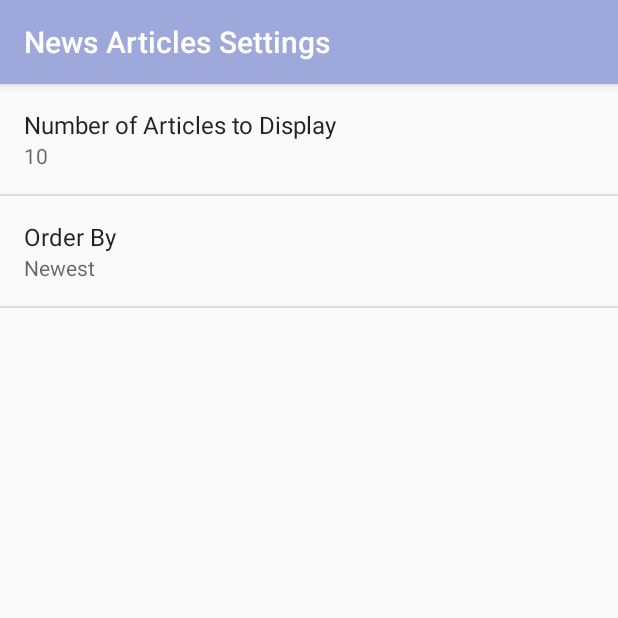
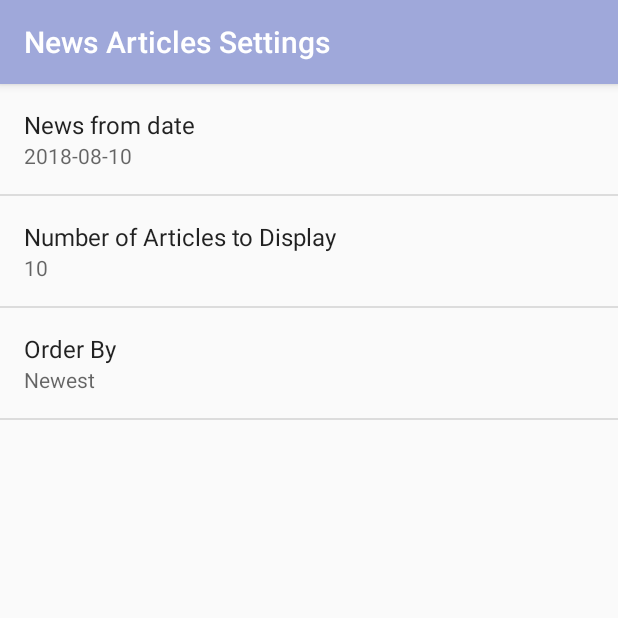
Before and after one commit to talikanevski/NewsApp1, an Android app: the screen it shows after launch (SettingsActivity), in the options menu, after a tap on "Settings", on a phone screen of 412 x 824 dp, the top half of it. Run offline under Robolectric (Android 15) with nearby library versions, the phone set to English and light mode, and no system bars.

Commit message:
fixed issue with Order By Oldest, added preference News From Date

```diff
--- a/app/src/main/java/com/example/com/newsapp1/MainActivity.java
+++ b/app/src/main/java/com/example/com/newsapp1/MainActivity.java
@@ -20,19 +20,41 @@ import android.widget.ListView;
 import android.widget.ProgressBar;
 import android.widget.TextView;
 
+import java.text.ParseException;
+import java.text.SimpleDateFormat;
 import java.util.ArrayList;
+import java.util.Calendar;
+import java.util.Date;
 import java.util.List;
+import java.util.Locale;
+import java.util.TimeZone;
 
 public class MainActivity extends AppCompatActivity implements LoaderManager.LoaderCallbacks<List<News>> {
 
     public static final String LOG_TAG = MainActivity.class.getName();
 
-    private static final String THE_GUARDIAN_REQUEST_URL ="https://content.guardianapis.com/search?api-key=4b884723-7021-4e84-a575-9fda381de06f&order-date=published";
-         /**   "https://content.guardianapis.com/search?show-tags=contributor&show-fields=thumbnail&page-size=20&from-date=2018-08-01&api-key=4b884723-7021-4e84-a575-9fda381de06f";
-    /** https://content.guardianapis.com/search?show-tags=contributor&show-fields=thumbnail&page-size=20&api-key=4b884723-7021-4e84-a575-9fda381de06f
-     * https://content.guardianapis.com/search?q=news%50AND%20OpinionAND%20cultureAnd%20lifestyle&show-fields=thumbnail&page-size=20&show-tags=contributor&api-key=4b884723-7021-4e84-a575-9fda381de06f**/
-    /**
-     * Constant value for the earthquake loader ID. We can choose any integer.
+    private static final String THE_GUARDIAN ="https://content.guardianapis.com/search?";
+    private static final String API_Key = "api-key=4b884723-7021-4e84-a575-9fda381de06f";
+
+//    static Calendar calendar = Calendar.getInstance();
+//    static Date currentTime = calendar.getTime();
+//    static Date twoDaysAgo = substractDays(currentTime,2);
+//
+//    static String fromDate;
+//
+//    static {
+//        try {
+//            fromDate = formattedDate(String.valueOf(twoDaysAgo));
+//        } catch (ParseException e) {
+//            e.printStackTrace();
+//        }
+//    }
+
+    private static final String THE_GUARDIAN_REQUEST_URL = THE_GUARDIAN + API_Key;
+
+//    + "&from-date=" +fromDate
+
+    /**Constant value for the earthquake loader ID. We can choose any integer.
      */
     private static final int NEWS_LOADER_ID = 1;
 
@@ -54,29 +76,29 @@ public class MainActivity extends AppCompatActivity implements LoaderManager.Loa
         super.onCreate(savedInstanceState);
         setContentView(R.layout.activity_main);
 
-        // Find a reference to the {@link ListView} in the layout
+        /** Find a reference to the {@link ListView} in the layout**/
         ListView newsListView = (ListView) findViewById(R.id.list);
 
         mEmptyStateTextView = (TextView) findViewById(R.id.empty_view);
         newsListView.setEmptyView(mEmptyStateTextView);
 
-        // Create a new {@link ArrayAdapter} of news
-        // Create a new adapter that takes an empty list of news as input
+        /**Create a new {@link ArrayAdapter} of news
+        // Create a new adapter that takes an empty list of news as input**/
         mAdapter = new NewsAdapter(this, new ArrayList<News>());
 
-        // Set the adapter on the {@link ListView}
-        // so the list can be populated in the user interface
+        /**Set the adapter on the {@link ListView}
+        // so the list can be populated in the user interface**/
         newsListView.setAdapter(mAdapter);
 
-        // Set an item click listener on the ListView, which sends an intent to a web browser
-        // to open a website with more information about the selected earthquake.
+        /** Set an item click listener on the ListView, which sends an intent to a web browser
+        // to open a website with more information about the selected earthquake.**/
         newsListView.setOnItemClickListener(new AdapterView.OnItemClickListener() {
             @Override
             public void onItemClick(AdapterView<?> adapterView, View view, int position, long l) {
-                // Find the current news article that was clicked on
+                /**Find the current news article that was clicked on**/
                 News currentArticle = mAdapter.getItem(position);
 
-                // Convert the String URL into a URI object (to pass into the Intent constructor)
+                /** Convert the String URL into a URI object (to pass into the Intent constructor)
                 /** The Intent constructor requires a Uri object, so we need to convert the URL
                  * (in the form of a String) into a URI.The news URL is a more specific form of a URI,
                  * so we can use the Uri.parse method**/
@@ -84,10 +106,10 @@ public class MainActivity extends AppCompatActivity implements LoaderManager.Loa
                 Uri articleUri = Uri.parse(currentArticle.getUrl());
 
                 /** Once we have the website URL in a Uri object, we can create a new intent**/
-                // Create a new intent to view the earthquake URI
+                /**Create a new intent to view the earthquake URI**/
                 Intent websiteIntent = new Intent(Intent.ACTION_VIEW, articleUri);
 
-                // Send the intent to launch a new activity
+                /** Send the intent to launch a new activity**/
                 startActivity(websiteIntent);
             }
         });
@@ -99,10 +121,10 @@ public class MainActivity extends AppCompatActivity implements LoaderManager.Loa
 
         ConnectivityManager connMgr = (ConnectivityManager) getSystemService(Context.CONNECTIVITY_SERVICE);
 
-        // Get details on the currently active default data network
+        /**Get details on the currently active default data network**/
         NetworkInfo networkInfo = connMgr.getActiveNetworkInfo();
 
-        // If there is a network connection, fetch data
+        /** If there is a network connection, fetch data**/
         if (networkInfo != null && networkInfo.isConnected()) {
 
             /** to retrieve a news article, we need to get the loader manager
@@ -113,12 +135,12 @@ public class MainActivity extends AppCompatActivity implements LoaderManager.Loa
              *  This code goes inside the onCreate() method of the MainActivity,
              *  so that the loader can be initialized as soon as the app opens.**/
 
-            // Get a reference to the LoaderManager, in order to interact with loaders.
+            /**Get a reference to the LoaderManager, in order to interact with loaders.**/
             final LoaderManager loaderManager = getLoaderManager();
 
-            // Initialize the loader. Pass in the int ID constant defined above and pass in null for
+            /**Initialize the loader. Pass in the int ID constant defined above and pass in null for
             // the bundle. Pass in this activity for the LoaderCallbacks parameter (which is valid
-            // because this activity implements the LoaderCallbacks interface).
+            // because this activity implements the LoaderCallbacks interface).**/
 
             Log.i(LOG_TAG, "Test: calling initLoader");
 
@@ -135,12 +157,12 @@ public class MainActivity extends AppCompatActivity implements LoaderManager.Loa
                     loading.setVisibility(View.VISIBLE);
                 }
             });
-        } else {// Otherwise, display error
-            // First, hide loading indicator so error message will be visible
+        } else {/** Otherwise, display error
+            // First, hide loading indicator so error message will be visible**/
             View loading = findViewById(R.id.loading_spinner);
             loading.setVisibility(View.GONE);
 
-            // Update empty state with no connection error message
+            /** Update empty state with no connection error message**/
             mEmptyStateTextView.setText(R.string.no_internet);
         }
     }
@@ -152,7 +174,13 @@ public class MainActivity extends AppCompatActivity implements LoaderManager.Loa
 
         SharedPreferences sharedPrefs = PreferenceManager.getDefaultSharedPreferences(this);
 
-        // getString retrieves a String value from the preferences. The second parameter is the default value for this preference.
+        /** getString retrieves a String value from the preferences.
+        // The second parameter is the default value for this preference.**/
+
+        String newsFromDate = sharedPrefs.getString(
+                getString(R.string.settings_from_date_key),
+                getString(R.string.settings_from_date_default));
+
         String numberOfArticlesToDisplay = sharedPrefs.getString(
                 getString(R.string.settings_number_of_articles_key),
                 getString(R.string.settings_number_of_articles_default));
@@ -162,15 +190,16 @@ public class MainActivity extends AppCompatActivity implements LoaderManager.Loa
                 getString(R.string.settings_order_by_default)
         );
 
-        // parse breaks apart the URI string that's passed into its parameter
+        /** parse breaks apart the URI string that's passed into its parameter**/
         Uri baseUri = Uri.parse(THE_GUARDIAN_REQUEST_URL);
 
-        // buildUpon prepares the baseUri that we just parsed so we can add query parameters to it
+        /** buildUpon prepares the baseUri that we just parsed so we can add query parameters to it**/
         Uri.Builder uriBuilder = baseUri.buildUpon();
 
-        // Append query parameter and its value.
+        /**Append query parameter and its value.**/
         uriBuilder.appendQueryParameter("show-tags", "contributor");
         uriBuilder.appendQueryParameter("show-fields", "thumbnail");
+        uriBuilder.appendQueryParameter("from-date", newsFromDate);
         uriBuilder.appendQueryParameter("page-size", numberOfArticlesToDisplay);
         uriBuilder.appendQueryParameter("order-by", orderBy);
 
@@ -189,22 +218,22 @@ public class MainActivity extends AppCompatActivity implements LoaderManager.Loa
         /** in case the internet connection got lost in the middle**/
         ConnectivityManager connMgr = (ConnectivityManager) getSystemService(Context.CONNECTIVITY_SERVICE);
 
-        // Get details on the currently active default data network
+        /** Get details on the currently active default data network**/
         NetworkInfo networkInfo = connMgr.getActiveNetworkInfo();
 
         if (networkInfo != null && networkInfo.isConnected()) {
-            // Set empty state text to display "No news found."
+            /**Set empty state text to display "No news found."**/
             mEmptyStateTextView.setText(R.string.no_news);
-        } else// Update empty state with no connection error message
+        } else/** Update empty state with no connection error message**/
         {
             mEmptyStateTextView.setText(R.string.no_internet);
         }
 
-        // Clear the adapter of previous news data
         mAdapter.clear();
+        /** Clear the adapter of previous news data**/
 
-        // If there is a valid list of news, then add them to the adapter's
-        // data set. This will trigger the ListView to update.
+        /** If there is a valid list of news, then add them to the adapter's
+        // data set. This will trigger the ListView to update.**/
         if (news != null && !news.isEmpty()) {
             mAdapter.addAll(news);
         }
@@ -214,7 +243,7 @@ public class MainActivity extends AppCompatActivity implements LoaderManager.Loa
     public void onLoaderReset(Loader<List<News>> loader) {
         Log.i(LOG_TAG, "Test:  onLoaderReset called");
 
-        // Loader reset, so we can clear out our existing data.
+        /** Loader reset, so we can clear out our existing data.**/
         mAdapter.clear();
     }
 
@@ -223,11 +252,11 @@ public class MainActivity extends AppCompatActivity implements LoaderManager.Loa
     }
 
     @Override
-    // This method initialize the contents of the Activity's options menu.
+   /** This method initialize the contents of the Activity's options menu.
     /** onCreateOptionsMenu() inflates the Options Menu specified in the XML
      * when the MainActivity opens up, it actually make it visible.**/
     public boolean onCreateOptionsMenu(Menu menu) {
-        // Inflate the Options Menu we specified in XML
+        /** Inflate the Options Menu we specified in XML**/
         getMenuInflater().inflate(R.menu.main, menu);
         return true;
     }
@@ -258,4 +287,20 @@ public class MainActivity extends AppCompatActivity implements LoaderManager.Loa
         }
         return super.onOptionsItemSelected(item);
     }
+
+//    public static Date substractDays(Date d, int days)
+//    {
+//        d.setTime( d.getTime() - (long)days*1000*60*60*24 );
+//        return d;
+//    }
+//    private static String formattedDate(String dd) throws ParseException {
+//
+//        SimpleDateFormat format = new SimpleDateFormat("yyyy-MM-dd'T'hh:mm:ss'Z'", Locale.getDefault());
+//        format.setTimeZone(TimeZone.getTimeZone("GMT"));
+//        Date ddd = format.parse(String.valueOf(dd));
+//        format.applyPattern("yyyy-MM-dd");
+//        dd = format.format(ddd);
+//        return dd;
+//
+//    }
 }
--- a/app/src/main/java/com/example/com/newsapp1/NewsAdapter.java
+++ b/app/src/main/java/com/example/com/newsapp1/NewsAdapter.java
@@ -16,7 +16,7 @@ import java.text.SimpleDateFormat;
 import java.util.ArrayList;
 import java.util.Date;
 
-public class    NewsAdapter extends ArrayAdapter<News> {
+public class NewsAdapter extends ArrayAdapter<News> {
 
     private static final String LOG_TAG = NewsAdapter.class.getSimpleName();
 
@@ -59,7 +59,7 @@ public class    NewsAdapter extends ArrayAdapter<News> {
 
         /** Some of the articles have the author's name in the and of the article,
          * so I've decided to remove it**/
-        if (currentArticle.getTitle().contains(currentArticle.getAuthor()) && currentArticle.getAuthor()!= "") {
+        if (currentArticle.getTitle().contains(currentArticle.getAuthor()) && currentArticle.getAuthor() != "") {
             String[] parts = currentArticle.getTitle().split(currentArticle.getAuthor());
 
             titleTextView.setText(removeTheLastCharacter(parts[0]));
@@ -76,8 +76,12 @@ public class    NewsAdapter extends ArrayAdapter<News> {
         /** Find the View in the list_item.xml layout with the thumbnail of the of the current news article**/
         ImageView thumbnailImage = (ImageView) listItemView.findViewById(R.id.article_thumbnail);
         thumbnailImage.setImageBitmap(currentArticle.getThumbnail());
+        /** some of the articles have no any image**/
+        if (currentArticle.getThumbnail() == null) {
+            thumbnailImage.setImageResource(R.drawable.no_image_available);
+        }
 
-        // Return the list item view that is now showing the appropriate data
+        /**Return the list item view that is now showing the appropriate data**/
         return listItemView;
     }
 
--- a/app/src/main/java/com/example/com/newsapp1/NewsLoader.java
+++ b/app/src/main/java/com/example/com/newsapp1/NewsLoader.java
@@ -40,7 +40,7 @@ class NewsLoader extends AsyncTaskLoader<List<News>> {
             return null;
         }
 
-        // Perform the network request, parse the response, and extract a list of news.
+        /**Perform the network request, parse the response, and extract a list of news.**/
         List<News> news = QueryUtils.fetchNewsData(mUrl);
         return news;
     }
--- a/app/src/main/java/com/example/com/newsapp1/QueryUtils.java
+++ b/app/src/main/java/com/example/com/newsapp1/QueryUtils.java
@@ -4,6 +4,7 @@ import android.graphics.Bitmap;
 import android.graphics.BitmapFactory;
 import android.text.TextUtils;
 import android.util.Log;
+import android.view.View;
 
 import org.json.JSONArray;
 import org.json.JSONException;
@@ -46,29 +47,30 @@ public final class QueryUtils {
         String author;
         String thumbnail;
 
-        // If the JSON string is empty or null, then return early.
+
+        /**If the JSON string is empty or null, then return early.**/
         if (TextUtils.isEmpty(jsonResponse)) {
             return null;
         }
 
-        // Create an empty ArrayList that we can start adding news articles to
+        /**Create an empty ArrayList that we can start adding news articles to**/
         List<News> news = new ArrayList<>();
 
         try {
-            // Create a JSONObject from the JSON response string
+            /** Create a JSONObject from the JSON response string**/
             JSONObject baseJsonResponce = new JSONObject(jsonResponse);
 
-            // Extract the JSONObject associated with the key called "response",
+            /**Extract the JSONObject associated with the key called "response"**/
             JSONObject response = baseJsonResponce.getJSONObject("response");
 
-            // Extract the JSONArray associated with the key called "results",
-            // which represents a list of news articles.
+            /**Extract the JSONArray associated with the key called "results",
+            // which represents a list of news articles.**/
             JSONArray newsArray = response.getJSONArray("results");
 
-            // For each news article in the newsArray, create an news object
+            /** For each news article in the newsArray, create an news object**/
             for (int i = 0; i < newsArray.length(); i++) {
 
-                // Get a single news article at position i within the list of news articles.
+                /** Get a single news article at position i within the list of news articles.**/
                 JSONObject currentArticle = newsArray.getJSONObject(i);
 
                 /**Extract the value for the key called "sectionName"**/
@@ -93,15 +95,17 @@ public final class QueryUtils {
                 /** Extract the value for the key called "webUrl"**/
                 url = currentArticle.getString("webUrl");
 
-                /** Extract the value for the key called "fields"**/
-                JSONObject fields = currentArticle.getJSONObject("fields");
-                thumbnail = fields.getString("thumbnail");//if I am not sure that it will be a string there
-                //I can use fields.optString("thumbnail")...
+                thumbnail = "";
+                if(currentArticle.has("fields")) {
+                    /** Extract the value for the key called "fields"**/
+                    JSONObject fields = currentArticle.getJSONObject("fields");
+                    thumbnail = fields.getString("thumbnail");
+                }
 
                 /** Extract the value for the key called "tags" --> "webTitle",
                  * which represents author or "contributor"**/
                 JSONArray tagsArray = currentArticle.getJSONArray("tags");
-                //  in the tagsArray:
+                /**  in the tagsArray:      **/
                 contributor = "";
                 for (int j = 0; j < tagsArray.length(); j++) {
 
@@ -115,15 +119,15 @@ public final class QueryUtils {
             }
 
         } catch (JSONException e) {
-            // If an error is thrown when executing any of the above statements in the "try" block,
+             /** an error is thrown when executing any of the above statements in the "try" block,
             // catch the exception here, so the app doesn't crash. Print a log message
-            // with the message from the exception.
+            // with the message from the exception.**/
             Log.e("QueryUtils", "Problem parsing the news JSON results", e);
         } catch (ParseException e) {
             e.printStackTrace();
         }
 
-        // Return the list of news
+        /** Return the list of news  **/
         return news;
     }
 
@@ -144,7 +148,6 @@ public final class QueryUtils {
         format.applyPattern("MMM dd, yyyy");
         webPublicationDate = format.format(articleDate);
         return webPublicationDate;
-
     }
 
     /**
@@ -187,7 +190,7 @@ public final class QueryUtils {
     private static String makeHttpRequest(URL url) throws IOException {
         String jsonResponse = "";
 
-        // If the URL is null, then return early.
+        /** If the URL is null, then return early. **/
         if (url == null) {
             return jsonResponse;
         }
@@ -201,8 +204,8 @@ public final class QueryUtils {
             urlConnection.setRequestMethod("GET");
             urlConnection.connect();
 
-            // If the request was successful (response code 200),
-            // then read the input stream and parse the response.
+            /**If the request was successful (response code 200),
+            // then read the input stream and parse the response. **/
             if (urlConnection.getResponseCode() == 200) {
                 inputStream = urlConnection.getInputStream();
                 jsonResponse = readFromStream(inputStream);
@@ -216,9 +219,9 @@ public final class QueryUtils {
                 urlConnection.disconnect();
             }
             if (inputStream != null) {
-                // Closing the input stream could throw an IOException, which is why
+                /** Closing the input stream could throw an IOException, which is why
                 // the makeHttpRequest(URL url) method signature specifies than an IOException
-                // could be thrown.
+                // could be thrown. **/
                 inputStream.close();
             }
         }
@@ -267,10 +270,10 @@ public final class QueryUtils {
 //            e.printStackTrace();
 //        }
 
-        // Create URL object
+       /** Create URL object **/
         URL url = createUrl(requestUrl);
 
-        // Perform HTTP request to the URL and receive a JSON response back
+        /** Perform HTTP request to the URL and receive a JSON response back **/
         String jsonResponse = null;
         try {
             jsonResponse = makeHttpRequest(url);
@@ -278,7 +281,7 @@ public final class QueryUtils {
             Log.e(LOG_TAG, "Problem making the HTTP request.", e);
         }
 
-        // Extract relevant fields from the JSON response and create a list of News
+        /** Extract relevant fields from the JSON response and create a list of News **/
         List<News> news = extractFeatureFromJson(jsonResponse);
 
         // Return the list of news
--- a/app/src/main/java/com/example/com/newsapp1/SettingsActivity.java
+++ b/app/src/main/java/com/example/com/newsapp1/SettingsActivity.java
@@ -23,6 +23,9 @@ public class SettingsActivity extends AppCompatActivity {
             super.onCreate(savedInstanceState);
             addPreferencesFromResource(R.xml.settings_main);
 
+            Preference newsFromDate = findPreference(getString(R.string.settings_from_date_key));
+            bindPreferenceSummaryToValue(newsFromDate);
+
             Preference numberOfArticlesToDisplay = findPreference(getString(R.string.settings_number_of_articles_key));
             bindPreferenceSummaryToValue(numberOfArticlesToDisplay);
 
@@ -32,8 +35,8 @@ public class SettingsActivity extends AppCompatActivity {
 
         @Override
         public boolean onPreferenceChange(Preference preference, Object value) {
-            // The code in this method takes care of updating the displayed preference summary
-            // after it has been changed
+            /** The code in this method takes care of updating the displayed preference summary
+            // after it has been changed **/
             String stringValue = value.toString();
             if (preference instanceof ListPreference) {
                 ListPreference listPreference = (ListPreference) preference;
--- a/app/src/main/res/values/strings.xml
+++ b/app/src/main/res/values/strings.xml
@@ -22,9 +22,9 @@
     <string name="settings_order_by_oldest_label">Oldest</string>
     <string name="settings_order_by_oldest_value" translatable="false">oldest</string>
 
-    <!--<string name="select_sections">Select Sections you are interested in</string>-->
-    <!--<string name="sections">Sections</string>-->
-    <!--<string name="sections_prefs_key">list_key</string>-->
-
+    <string name="settings_from_date_label">News from date</string>
+    <string name="settings_from_date_key" translatable="false">news_from_date</string>
+    <string name="settings_from_date_default" translatable="false">2018-08-10</string>
+    <string name="hint">yyyy-mm-dd, for example 2018-08-10</string>
 
 </resources>
--- a/app/src/main/res/xml/settings_main.xml
+++ b/app/src/main/res/xml/settings_main.xml
@@ -9,6 +9,15 @@
         <!--android:entryValues="@array/sections_values"-->
         <!--android:key="@string/sections_prefs_key"-->
         <!--android:title="@string/sections" />-->
+
+    <EditTextPreference
+        android:defaultValue="@string/settings_from_date_default"
+        android:inputType="date"
+        android:hint="@string/hint"
+        android:key="@string/settings_from_date_key"
+        android:selectAllOnFocus="true"
+        android:title="@string/settings_from_date_label" />
+
 
     <EditTextPreference
         android:defaultValue="@string/settings_number_of_articles_default"
```
Also changed, not shown: app/src/main/res/drawable-mdpi/no_image_available.png (added), app/src/main/res/drawable-xxhdpi/no_image_available.png (added), 1 other file.
